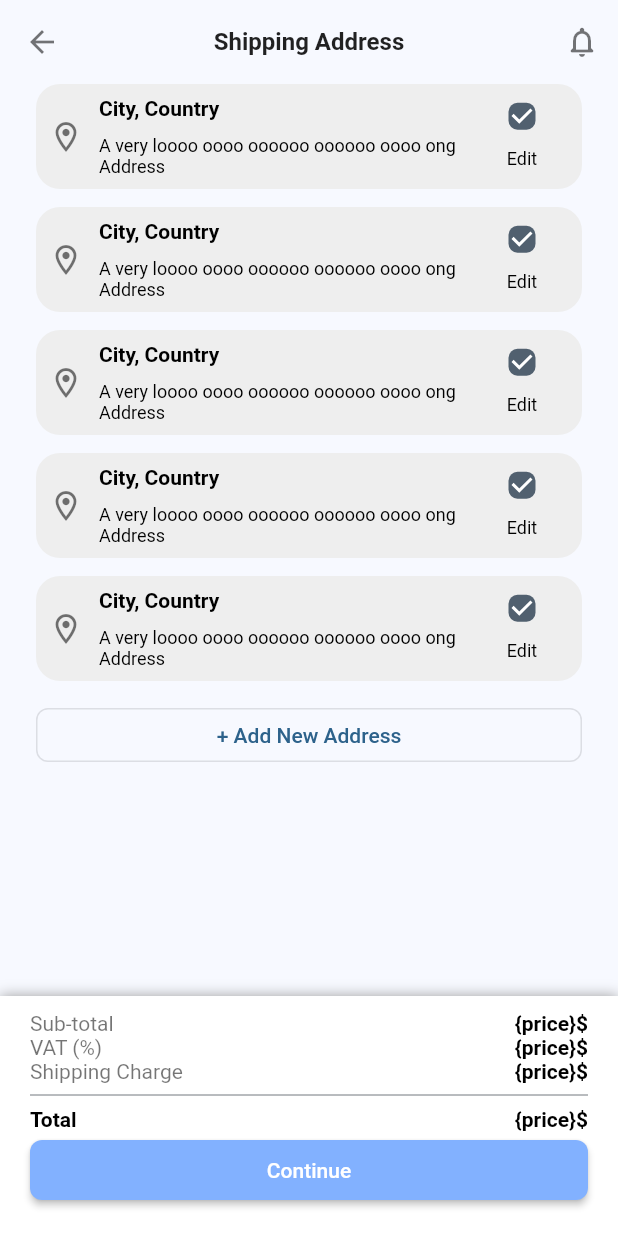
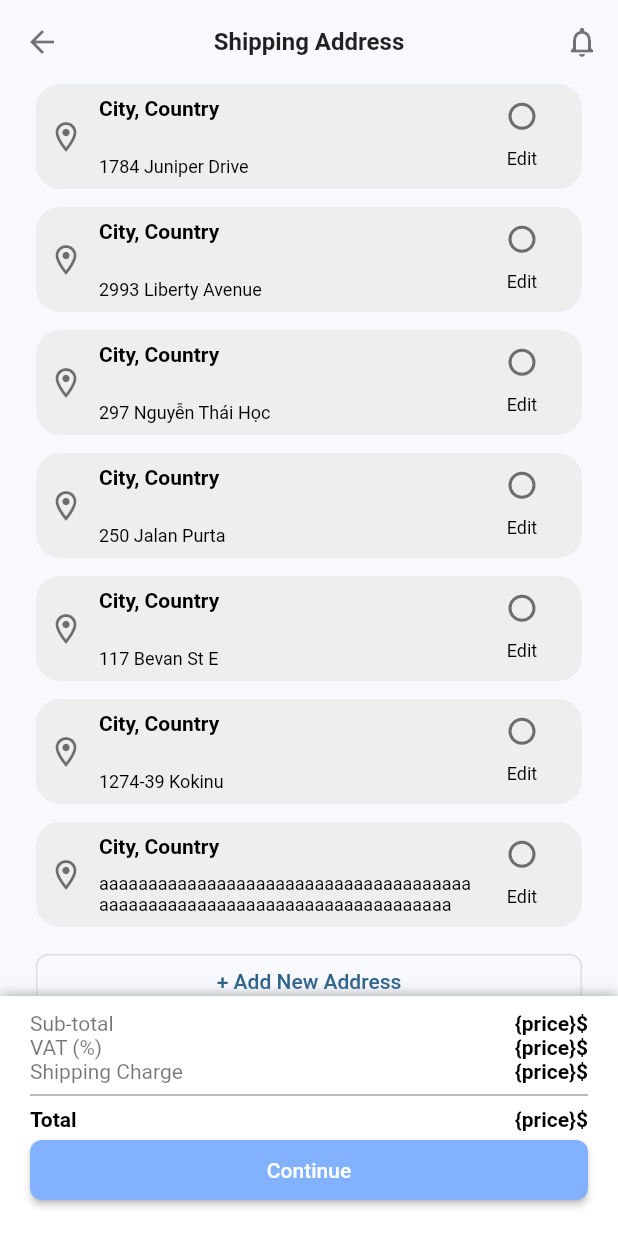
Before and after one commit to ngocnam11/e_shop, a Flutter app: the CheckoutScreen screen opened by its route, on a phone screen of 412 x 824 dp. Run offline on Flutter 3.47's test engine with Material 2 defaults, Android fonts, the phone set to English and light mode, and no system bars; our stand-ins replace flutter_svg; project files that could hold a hidden picture were left out.

Commit message:
change address with radio button

```diff
--- a/lib/screens/checkout_screen.dart
+++ b/lib/screens/checkout_screen.dart
@@ -2,7 +2,7 @@ import 'package:flutter/material.dart';
 
 import '../router/router.dart';
 
-class CheckoutScreen extends StatelessWidget {
+class CheckoutScreen extends StatefulWidget {
   const CheckoutScreen({Key? key}) : super(key: key);
 
   static MaterialPageRoute route() {
@@ -12,7 +12,21 @@ class CheckoutScreen extends StatelessWidget {
     );
   }
 
-  final int countItem = 5;
+  @override
+  State<CheckoutScreen> createState() => _CheckoutScreenState();
+}
+
+class _CheckoutScreenState extends State<CheckoutScreen> {
+  final List<String> address = [
+    '1784 Juniper Drive',
+    '2993 Liberty Avenue',
+    '297 Nguyễn Thái Học',
+    '250 Jalan Purta',
+    '117 Bevan St E',
+    '1274-39 Kokinu',
+    'aaaaaaaaaaaaaaaaaaaaaaaaaaaaaaaaaaaaaaaaaaaaaaaaaaaaaaaaaaaaaaaaaaaaaaaaaa',
+  ];
+  String _addressValue = '';
 
   @override
   Widget build(BuildContext context) {
@@ -29,10 +43,9 @@ class CheckoutScreen extends StatelessWidget {
       body: ListView.separated(
         padding: const EdgeInsets.symmetric(horizontal: 24),
         itemBuilder: (context, index) {
-          if (index != countItem) {
+          if (index != address.length) {
             return Container(
               height: 70,
-              width: double.maxFinite,
               padding: const EdgeInsets.all(8.0),
               decoration: BoxDecoration(
                 color: Colors.grey[200],
@@ -53,26 +66,29 @@ class CheckoutScreen extends StatelessWidget {
                           style: Theme.of(context).textTheme.headline5,
                         ),
                         Text(
-                          'A very loooo oooo oooooo oooooo oooo ong Address',
+                          address[index],
                           style: Theme.of(context).textTheme.bodyText1,
                           maxLines: 2,
                           overflow: TextOverflow.ellipsis,
-                          // softWrap: false,
                         ),
                       ],
                     ),
                   ),
                   Column(
-                    children: [
+                    children: <Widget>[
                       Expanded(
-                        flex: 1,
-                        child: Checkbox(
-                          value: true,
-                          onChanged: (value) {},
+                        child: Radio<String>(
+                          value: address[index],
+                          groupValue: _addressValue,
+                          onChanged: (value) {
+                            setState(() {
+                              _addressValue = value!;
+                              debugPrint('Address: $_addressValue');
+                            });
+                          },
                         ),
                       ),
                       Expanded(
-                        flex: 1,
                         child: TextButton(
                           onPressed: () {},
                           child: Text(
@@ -87,6 +103,7 @@ class CheckoutScreen extends StatelessWidget {
               ),
             );
           }
+
           return OutlinedButton(
             style: OutlinedButton.styleFrom(
               shape: RoundedRectangleBorder(
@@ -100,7 +117,7 @@ class CheckoutScreen extends StatelessWidget {
           );
         },
         separatorBuilder: (context, index) => const SizedBox(height: 12),
-        itemCount: (countItem + 1),
+        itemCount: address.length + 1,
       ),
       bottomNavigationBar: Container(
         height: 160,
```
